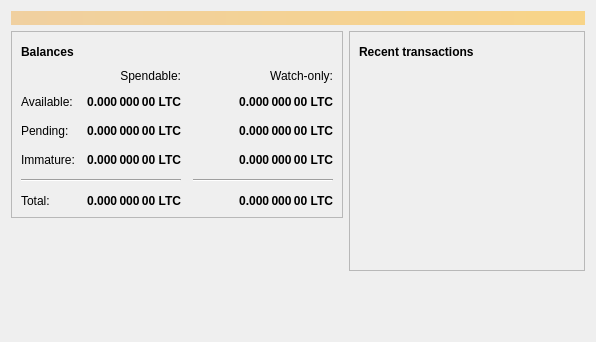
Old version of the form src/qt/forms/overviewpage.ui in the repository litebitcoins/litebitcoin.
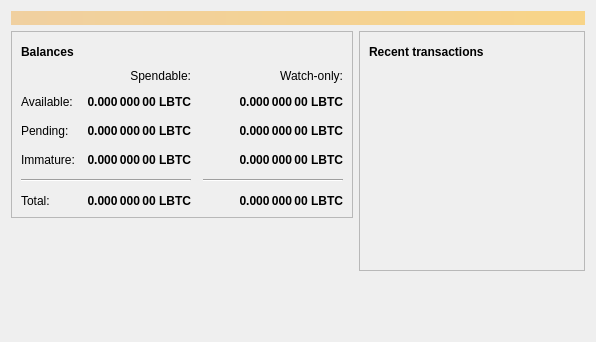
New version of the form. Icons and pictures are not drawn.

Commit message: Change tinker from LTC to LBTC

Diff of the .ui file:
```diff
--- a/src/qt/forms/overviewpage.ui
+++ b/src/qt/forms/overviewpage.ui
@@ -129,7 +129,7 @@
                <string>Unconfirmed transactions to watch-only addresses</string>
               </property>
               <property name="text">
-               <string notr="true">0.000 000 00 LTC</string>
+               <string notr="true">0.000 000 00 LBTC</string>
               </property>
               <property name="alignment">
                <set>Qt::AlignRight|Qt::AlignTrailing|Qt::AlignVCenter</set>
@@ -154,7 +154,7 @@
                <string>Total of transactions that have yet to be confirmed, and do not yet count toward the spendable balance</string>
               </property>
               <property name="text">
-               <string notr="true">0.000 000 00 LTC</string>
+               <string notr="true">0.000 000 00 LBTC</string>
               </property>
               <property name="alignment">
                <set>Qt::AlignRight|Qt::AlignTrailing|Qt::AlignVCenter</set>
@@ -179,7 +179,7 @@
                <string>Mined balance in watch-only addresses that has not yet matured</string>
               </property>
               <property name="text">
-               <string notr="true">0.000 000 00 LTC</string>
+               <string notr="true">0.000 000 00 LBTC</string>
               </property>
               <property name="alignment">
                <set>Qt::AlignRight|Qt::AlignTrailing|Qt::AlignVCenter</set>
@@ -237,7 +237,7 @@
                <string>Mined balance that has not yet matured</string>
               </property>
               <property name="text">
-               <string notr="true">0.000 000 00 LTC</string>
+               <string notr="true">0.000 000 00 LBTC</string>
               </property>
               <property name="alignment">
                <set>Qt::AlignRight|Qt::AlignTrailing|Qt::AlignVCenter</set>
@@ -282,7 +282,7 @@
                <string>Your current total balance</string>
               </property>
               <property name="text">
-               <string notr="true">0.000 000 00 LTC</string>
+               <string notr="true">0.000 000 00 LBTC</string>
               </property>
               <property name="alignment">
                <set>Qt::AlignRight|Qt::AlignTrailing|Qt::AlignVCenter</set>
@@ -307,7 +307,7 @@
                <string>Current total balance in watch-only addresses</string>
               </property>
               <property name="text">
-               <string notr="true">0.000 000 00 LTC</string>
+               <string notr="true">0.000 000 00 LBTC</string>
               </property>
               <property name="alignment">
                <set>Qt::AlignRight|Qt::AlignTrailing|Qt::AlignVCenter</set>
@@ -349,7 +349,7 @@
                <string>Your current spendable balance</string>
               </property>
               <property name="text">
-               <string notr="true">0.000 000 00 LTC</string>
+               <string notr="true">0.000 000 00 LBTC</string>
               </property>
               <property name="alignment">
                <set>Qt::AlignRight|Qt::AlignTrailing|Qt::AlignVCenter</set>
@@ -374,7 +374,7 @@
                <string>Your current balance in watch-only addresses</string>
               </property>
               <property name="text">
-               <string notr="true">0.000 000 00 LTC</string>
+               <string notr="true">0.000 000 00 LBTC</string>
               </property>
               <property name="alignment">
                <set>Qt::AlignRight|Qt::AlignTrailing|Qt::AlignVCenter</set>
```
The commit also changes 17 other files.
